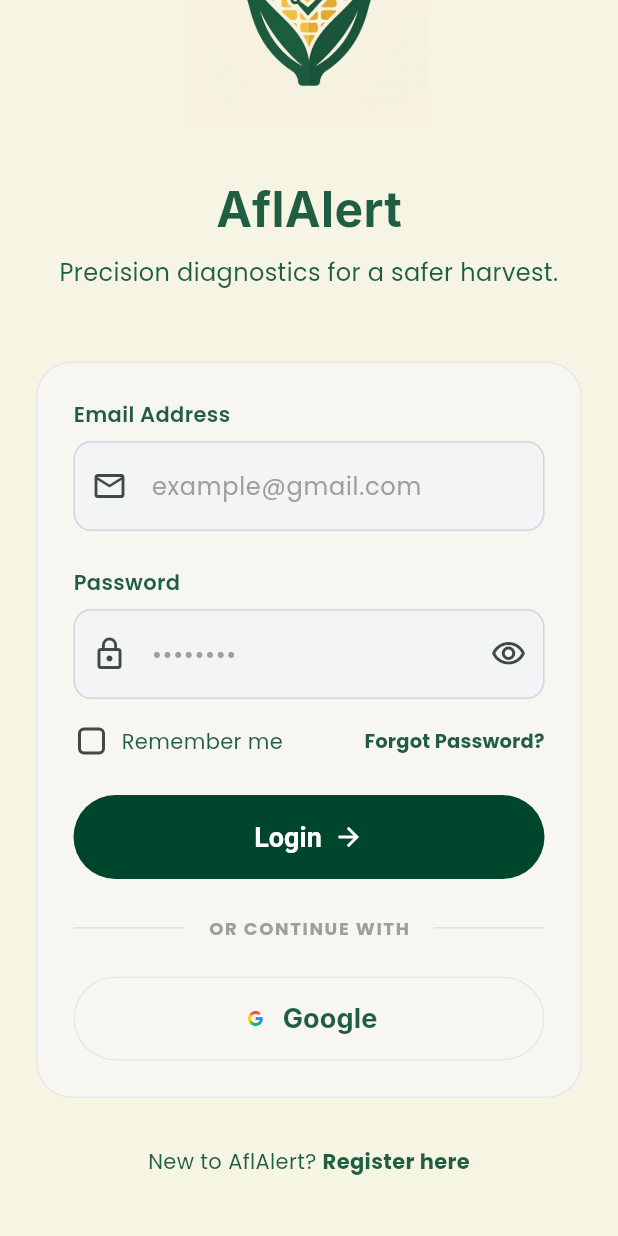
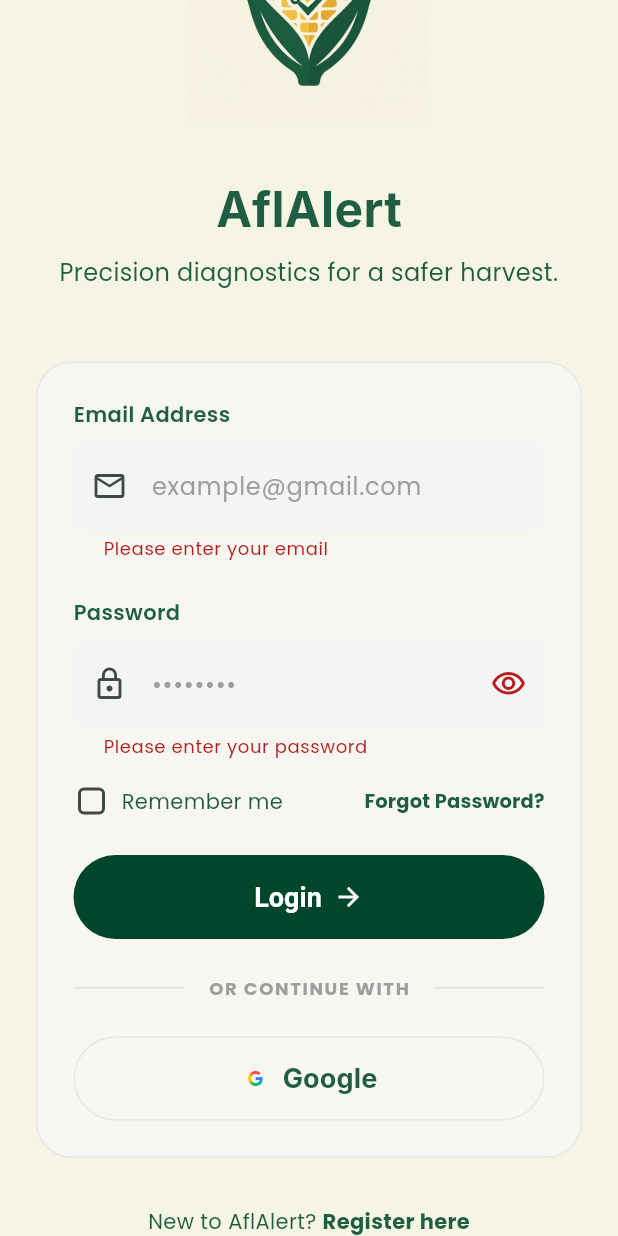
Before and after one commit to priscillanabachwa/AFLALERT, a Flutter app: the LoginScreen screen opened by its route, scrolled down 136 dp, after a tap on "Login", on a phone screen of 412 x 824 dp. Run offline on Flutter 3.47's test engine with Material 3 defaults, Android fonts, the light colour scheme and no system bars; our stand-ins replace camera, cloud_firestore, firebase_auth, firebase_core, firebase_storage, geocoding and 3 more; accounts and stored records are empty.

Commit message:
Connected login to the backend

```diff
--- a/lib/screens/login_screen.dart
+++ b/lib/screens/login_screen.dart
@@ -1,8 +1,8 @@
 import 'package:flutter/material.dart';
 import 'package:google_fonts/google_fonts.dart';
-import 'package:firebase_auth/firebase_auth.dart';
 import 'forgot_password_screen.dart';
 import '../constants/app_colors.dart';
+import '../services/firebase_auth.dart';
 
 class LoginScreen extends StatefulWidget {
   const LoginScreen({super.key});
@@ -17,33 +17,35 @@
   final _formKey = GlobalKey<FormState>();
   final TextEditingController _emailController = TextEditingController();
   final TextEditingController _passwordController = TextEditingController();
-  final FirebaseAuth _auth = FirebaseAuth.instance;
+  final AuthService _authService = AuthService();
   bool _isLoading = false;
   bool _obscurePassword = true;
 
   // Added this function to process the sign-in
   Future<void> _login() async {
-    if (_emailController.text.trim().isEmpty || _passwordController.text.trim().isEmpty) return;
+    if (!_formKey.currentState!.validate()) return;
+
     setState(() => _isLoading = true);
-    try {
-      await _auth.signInWithEmailAndPassword(
-        email: _emailController.text.trim(),
-        password: _passwordController.text.trim(),
+
+    final result = await _authService.loginWithEmailAndPassword(
+      _emailController.text.trim(),
+      _passwordController.text.trim(),
+    );
+
+    if (!mounted) return;
+    setState(() => _isLoading = false);
+
+    if (result is String) {
+      ScaffoldMessenger.of(context).showSnackBar(
+        SnackBar(
+          content: Text(result),
+          backgroundColor: const Color(0xFFDC2626),
+        ),
       );
-    } catch (e) {
-      if (mounted) {
-        showDialog(
-          context: context,
-          builder: (ctx) => AlertDialog(
-            title: const Text('Error'),
-            content: Text(e.toString()),
-            actions: [TextButton(onPressed: () => Navigator.pop(ctx), child: const Text('OK'))],
-          ),
-        );
-      }
-    } finally {
-      if (mounted) setState(() => _isLoading = false);
+      return;
     }
+
+    Navigator.pushReplacementNamed(context, '/home');
   }
 
   @override
```
